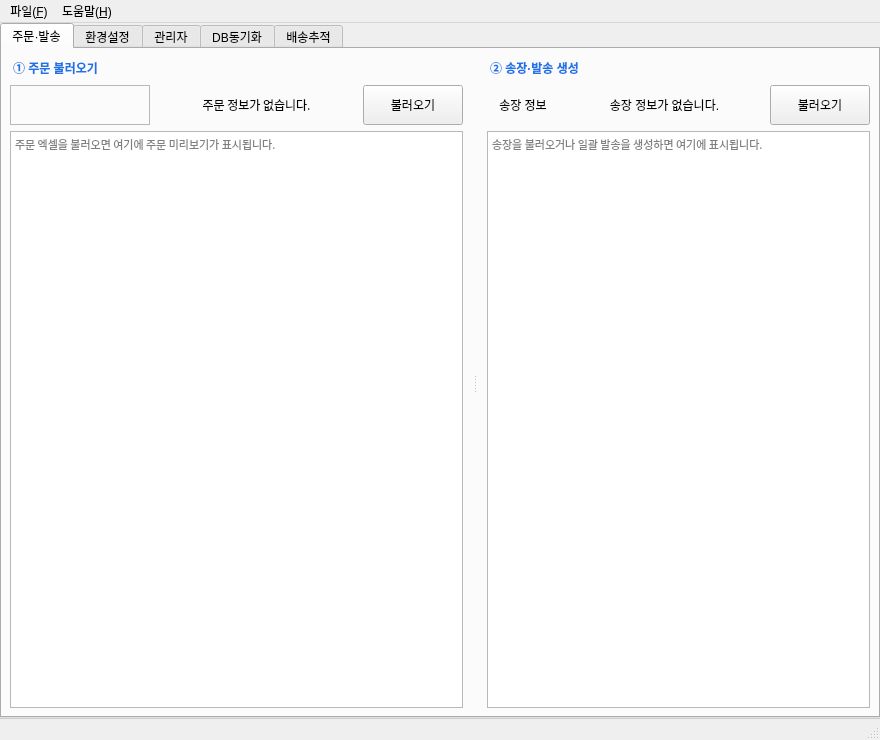
The window that ui/main_window.ui (Peanut0711/easy-fulfill) describes before a commit, drawn with Qt 5.
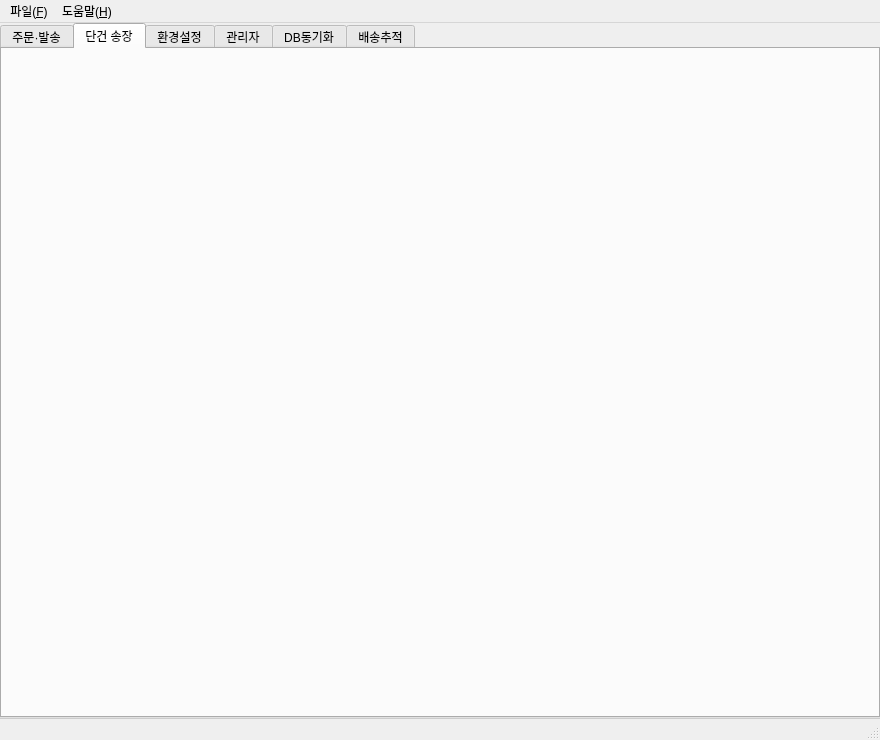
The same window after the commit. The open tabs and pages were chosen to show the change.

Commit message: feat(ui): 단건 송장 탭 추가 및 자동 모드 기본값 적용

Patch:
```diff
--- a/ui/main_window.ui
+++ b/ui/main_window.ui
@@ -346,6 +346,21 @@
         </item>
        </layout>
       </widget>
+      <widget class="QWidget" name="tab_quick_invoice">
+       <attribute name="title"><string>단건 송장</string></attribute>
+       <layout class="QVBoxLayout" name="verticalLayout_quick_excel">
+        <property name="leftMargin"><number>16</number></property>
+        <property name="topMargin"><number>16</number></property>
+        <property name="rightMargin"><number>16</number></property>
+        <property name="bottomMargin"><number>16</number></property>
+        <item>
+         <spacer name="verticalSpacer_quick_excel">
+          <property name="orientation"><enum>Qt::Orientation::Vertical</enum></property>
+          <property name="sizeHint" stdset="0"><size><width>20</width><height>40</height></size></property>
+         </spacer>
+        </item>
+       </layout>
+      </widget>
       <widget class="QWidget" name="tab_2">
        <attribute name="title"><string>환경설정</string></attribute>
        <layout class="QHBoxLayout" name="horizontalLayout_settings_outer">
```
Left out of the diff: 3 changed lines with no effect on the pictures. The commit also changes 1 other file.
